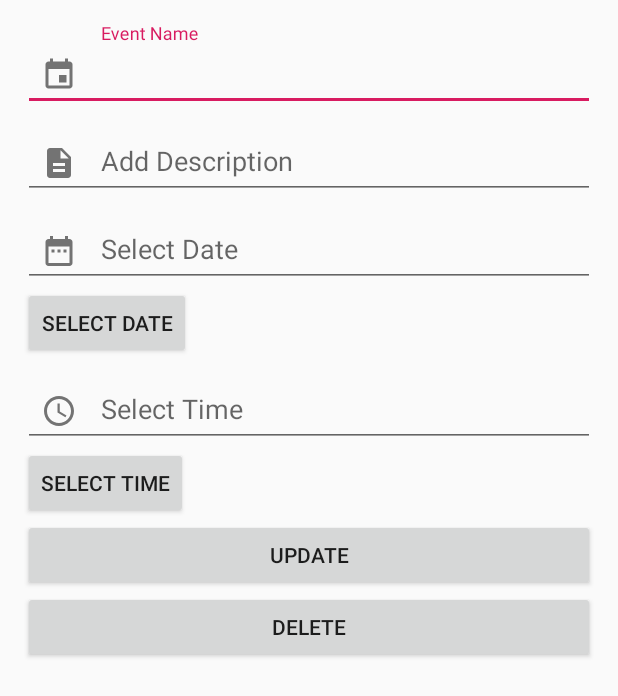
After one commit to kapilk62/PresidentApp, an Android app: the layout update_event_dialog.xml on its own in the app's theme, with its tools: preview values and no code run, on a phone screen of 412 x 824 dp. The commit adds this screen. Shown: the top 696 px of the screen. Run offline under Robolectric (Android 15) with nearby library versions, the phone set to English and light mode, and no system bars; Roboto replaces fonts that are not available here.

```diff
--- a/app/src/main/AndroidManifest.xml
+++ b/app/src/main/AndroidManifest.xml
@@ -11,7 +11,7 @@
         android:roundIcon="@mipmap/ic_launcher_round"
         android:supportsRtl="true"
         android:theme="@style/AppTheme">
-        <activity android:name=".Add_event"></activity>
+        <activity android:name=".Add_event" />
         <activity android:name=".Event" />
         <activity
             android:name=".Profile"
--- a/app/src/main/res/layout/event_adapter.xml
+++ b/app/src/main/res/layout/event_adapter.xml
@@ -25,13 +25,12 @@
         android:layout_width="wrap_content"
         android:layout_height="wrap_content"
         android:layout_alignParentLeft="true"
-
+        android:maxLength="30"
         android:layout_alignParentTop="true"
         android:layout_marginLeft="39dp"
         android:layout_marginTop="50dp"
         android:layout_marginBottom="5dp"
         android:text="TextView"
-
         android:textSize="15dp" />
 
     <TextView
--- /dev/null
+++ b/app/src/main/res/layout/update_event_dialog.xml
@@ -0,0 +1,117 @@
+<?xml version="1.0" encoding="utf-8"?>
+<LinearLayout xmlns:android="http://schemas.android.com/apk/res/android"
+    xmlns:tools="http://schemas.android.com/tools"
+    android:layout_width="match_parent"
+    android:layout_height="match_parent"
+    xmlns:app="http://schemas.android.com/apk/res-auto"
+    android:orientation="vertical"
+    android:padding="15dp">
+
+
+    <com.google.android.material.textfield.TextInputLayout
+
+        android:layout_width="match_parent"
+        android:layout_height="wrap_content"
+        android:hint="Event Name"
+        app:boxBackgroundColor="@color/white"
+        app:helperTextEnabled="true"
+        app:startIconDrawable="@drawable/ic_event_black_24dp"
+        tools:ignore="MissingConstraints">
+
+        <com.google.android.material.textfield.TextInputEditText
+            android:id="@+id/update_event_name_txt_fld"
+            android:layout_width="match_parent"
+            android:layout_height="wrap_content"/>
+    </com.google.android.material.textfield.TextInputLayout>
+
+    <com.google.android.material.textfield.TextInputLayout
+
+        android:layout_width="match_parent"
+        android:layout_height="wrap_content"
+        android:hint="Add Description"
+        app:boxBackgroundColor="@color/white"
+        app:helperTextEnabled="true"
+        app:startIconDrawable="@drawable/ic_description"
+        tools:ignore="MissingConstraints">
+
+        <com.google.android.material.textfield.TextInputEditText
+            android:id="@+id/update_event_description_txt_fld"
+            android:layout_width="match_parent"
+            android:layout_height="wrap_content"
+            android:inputType="textMultiLine"/>
+    </com.google.android.material.textfield.TextInputLayout>
+
+    <com.google.android.material.textfield.TextInputLayout
+
+        android:layout_width="match_parent"
+        android:layout_height="wrap_content"
+        android:hint="Select Date"
+        app:boxBackgroundColor="@color/white"
+        app:helperTextEnabled="true"
+        app:startIconDrawable="@drawable/ic_date_range"
+        tools:ignore="MissingConstraints">
+
+        <com.google.android.material.textfield.TextInputEditText
+            android:id="@+id/update_in_date"
+            android:layout_width="match_parent"
+            android:layout_height="wrap_content"
+            android:inputType="date">
+
+        </com.google.android.material.textfield.TextInputEditText>
+    </com.google.android.material.textfield.TextInputLayout>
+
+
+    <Button
+        android:layout_width="wrap_content"
+        android:layout_height="wrap_content"
+        android:text="SELECT DATE"
+        android:id="@+id/update_btn_date"
+        android:layout_alignBottom="@+id/in_date"
+        android:layout_toRightOf="@+id/in_date"
+        android:layout_toEndOf="@+id/in_date" />
+
+
+    <com.google.android.material.textfield.TextInputLayout
+
+        android:layout_width="match_parent"
+        android:layout_height="wrap_content"
+        android:hint="Select Time"
+        app:boxBackgroundColor="@color/white"
+        app:helperTextEnabled="true"
+        app:startIconDrawable="@drawable/ic_time"
+        tools:ignore="MissingConstraints">
+
+        <com.google.android.material.textfield.TextInputEditText
+            android:id="@+id/update_in_time"
+            android:layout_width="match_parent"
+            android:layout_height="wrap_content"
+            android:inputType="time">
+
+        </com.google.android.material.textfield.TextInputEditText>
+    </com.google.android.material.textfield.TextInputLayout>
+
+
+    <Button
+        android:layout_width="wrap_content"
+        android:layout_height="wrap_content"
+        android:text="SELECT TIME"
+        android:id="@+id/btn_time"
+        android:layout_below="@+id/update_btn_time"
+        android:layout_alignLeft="@+id/btn_date"
+        android:layout_alignStart="@+id/btn_date" />
+
+
+    <Button
+        android:id="@+id/update_event_btn"
+        android:layout_width="match_parent"
+        android:layout_height="wrap_content"
+        android:text="Update"
+        tools:layout_editor_absoluteX="157dp"
+        tools:layout_editor_absoluteY="135dp" />
+
+    <Button
+        android:id="@+id/delete_event_btn"
+        android:layout_width="match_parent"
+        android:layout_height="wrap_content"
+        android:text="Delete"/>
+</LinearLayout>
```
Also changed, not shown: app/src/main/java/com/example/presidentapp/Event.java (+105 -0 lines).
